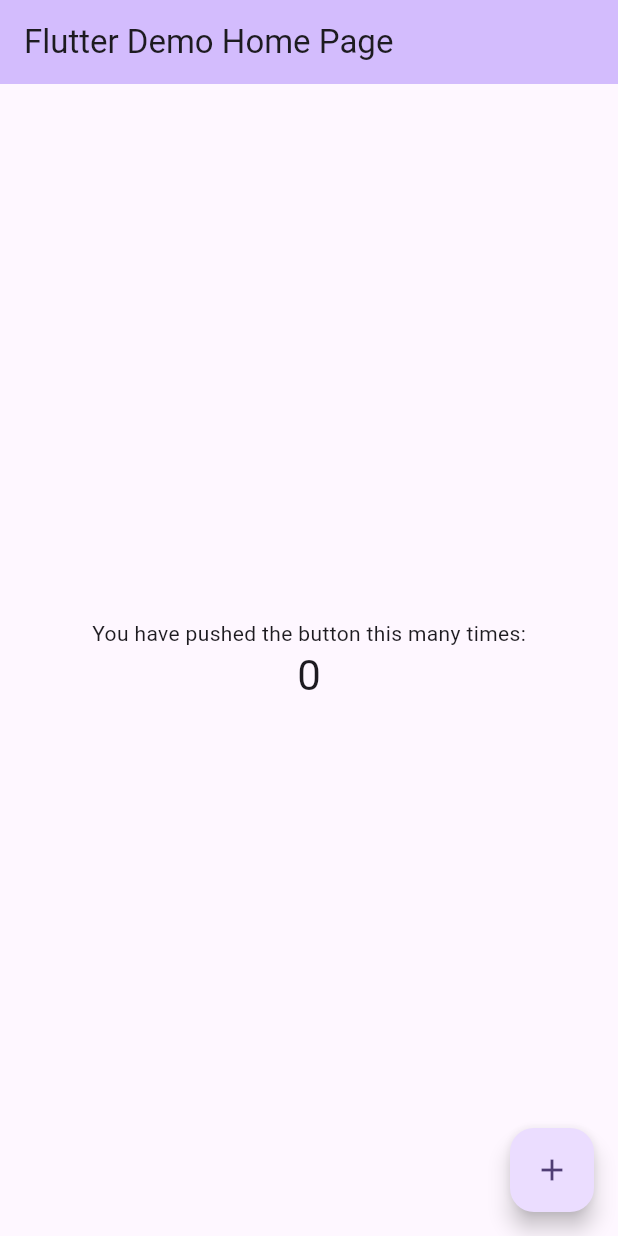
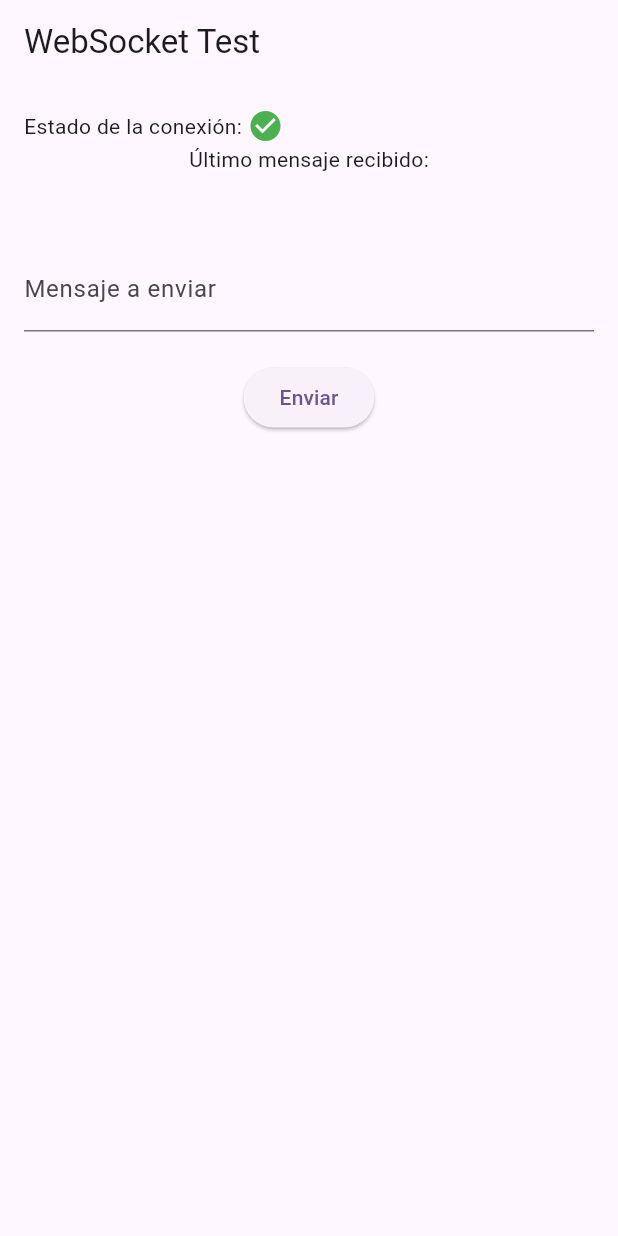
Before and after one commit to porrappgo/porrapp-frontend, a Flutter app: the screen it shows after launch, on a phone screen of 412 x 824 dp. Run offline on Flutter 3.47's test engine with Material 3 defaults, Android fonts, the phone set to English and light mode, and no system bars; network calls fail.

Commit message:
first commit 🎉

```diff
--- a/lib/main.dart
+++ b/lib/main.dart
@@ -1,4 +1,5 @@
 import 'package:flutter/material.dart';
+import 'package:porrapp_frontend/websocketpage.dart';
 
 void main() {
   runApp(const MyApp());
@@ -30,93 +31,7 @@ class MyApp extends StatelessWidget {
         // tested with just a hot reload.
         colorScheme: ColorScheme.fromSeed(seedColor: Colors.deepPurple),
       ),
-      home: const MyHomePage(title: 'Flutter Demo Home Page'),
+      home: WebSocketTestPage(),
     );
   }
 }
-
-class MyHomePage extends StatefulWidget {
-  const MyHomePage({super.key, required this.title});
-
-  // This widget is the home page of your application. It is stateful, meaning
-  // that it has a State object (defined below) that contains fields that affect
-  // how it looks.
-
-  // This class is the configuration for the state. It holds the values (in this
-  // case the title) provided by the parent (in this case the App widget) and
-  // used by the build method of the State. Fields in a Widget subclass are
-  // always marked "final".
-
-  final String title;
-
-  @override
-  State<MyHomePage> createState() => _MyHomePageState();
-}
-
-class _MyHomePageState extends State<MyHomePage> {
-  int _counter = 0;
-
-  void _incrementCounter() {
-    setState(() {
-      // This call to setState tells the Flutter framework that something has
-      // changed in this State, which causes it to rerun the build method below
-      // so that the display can reflect the updated values. If we changed
-      // _counter without calling setState(), then the build method would not be
-      // called again, and so nothing would appear to happen.
-      _counter++;
-    });
-  }
-
-  @override
-  Widget build(BuildContext context) {
-    // This method is rerun every time setState is called, for instance as done
-    // by the _incrementCounter method above.
-    //
-    // The Flutter framework has been optimized to make rerunning build methods
-    // fast, so that you can just rebuild anything that needs updating rather
-    // than having to individually change instances of widgets.
-    return Scaffold(
-      appBar: AppBar(
-        // TRY THIS: Try changing the color here to a specific color (to
-        // Colors.amber, perhaps?) and trigger a hot reload to see the AppBar
-        // change color while the other colors stay the same.
-        backgroundColor: Theme.of(context).colorScheme.inversePrimary,
-        // Here we take the value from the MyHomePage object that was created by
-        // the App.build method, and use it to set our appbar title.
-        title: Text(widget.title),
-      ),
-      body: Center(
-        // Center is a layout widget. It takes a single child and positions it
-        // in the middle of the parent.
-        child: Column(
-          // Column is also a layout widget. It takes a list of children and
-          // arranges them vertically. By default, it sizes itself to fit its
-          // children horizontally, and tries to be as tall as its parent.
-          //
-          // Column has various properties to control how it sizes itself and
-          // how it positions its children. Here we use mainAxisAlignment to
-          // center the children vertically; the main axis here is the vertical
-          // axis because Columns are vertical (the cross axis would be
-          // horizontal).
-          //
-          // TRY THIS: Invoke "debug painting" (choose the "Toggle Debug Paint"
-          // action in the IDE, or press "p" in the console), to see the
-          // wireframe for each widget.
-          mainAxisAlignment: MainAxisAlignment.center,
-          children: <Widget>[
-            const Text('You have pushed the button this many times:'),
-            Text(
-              '$_counter',
-              style: Theme.of(context).textTheme.headlineMedium,
-            ),
-          ],
-        ),
-      ),
-      floatingActionButton: FloatingActionButton(
-        onPressed: _incrementCounter,
-        tooltip: 'Increment',
-        child: const Icon(Icons.add),
-      ), // This trailing comma makes auto-formatting nicer for build methods.
-    );
-  }
-}
--- /dev/null
+++ b/lib/websocketpage.dart
@@ -0,0 +1,81 @@
+import 'package:flutter/material.dart';
+import 'package:web_socket_channel/web_socket_channel.dart';
+
+class WebSocketTestPage extends StatefulWidget {
+  @override
+  _WebSocketTestPageState createState() => _WebSocketTestPageState();
+}
+
+class _WebSocketTestPageState extends State<WebSocketTestPage> {
+  late WebSocketChannel channel;
+  String receivedMsg = "";
+
+  @override
+  void initState() {
+    super.initState();
+
+    channel = WebSocketChannel.connect(
+      Uri.parse("ws://192.168.1.14:8000/ws/chat/general/"),
+    );
+
+    channel.stream.listen((message) {
+      print("Mensaje recibido: $message");
+      setState(() {
+        receivedMsg = message;
+      });
+    });
+  }
+
+  @override
+  void dispose() {
+    channel.sink.close();
+    super.dispose();
+  }
+
+  @override
+  Widget build(BuildContext context) {
+    TextEditingController controller = TextEditingController();
+
+    return Scaffold(
+      appBar: AppBar(title: const Text("WebSocket Test")),
+      body: Padding(
+        padding: const EdgeInsets.all(16.0),
+        child: Column(
+          children: [
+            // Status connection
+            Row(
+              children: [
+                const Text("Estado de la conexión: "),
+                Icon(
+                  channel.closeCode == null ? Icons.check_circle : Icons.error,
+                  color: channel.closeCode == null ? Colors.green : Colors.red,
+                ),
+              ],
+            ),
+            Text("Último mensaje recibido:"),
+            Text(
+              receivedMsg,
+              style: const TextStyle(fontSize: 20, fontWeight: FontWeight.bold),
+            ),
+
+            const SizedBox(height: 20),
+
+            TextField(
+              controller: controller,
+              decoration: const InputDecoration(labelText: "Mensaje a enviar"),
+            ),
+
+            const SizedBox(height: 20),
+
+            ElevatedButton(
+              child: const Text("Enviar"),
+              onPressed: () {
+                channel.sink.add(controller.text);
+              },
+            ),
+          ],
+        ),
+      ),
+    );
+  }
+}
```
Also changed, not shown: pubspec.yaml (+5 -18 lines), pubspec.lock.
